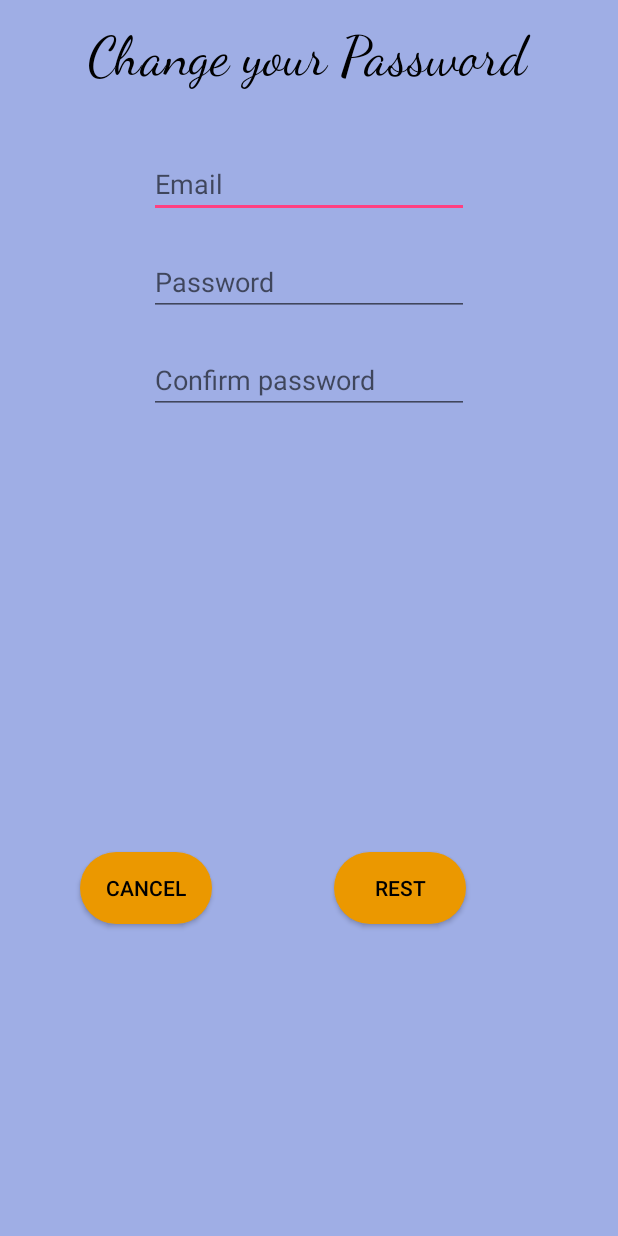
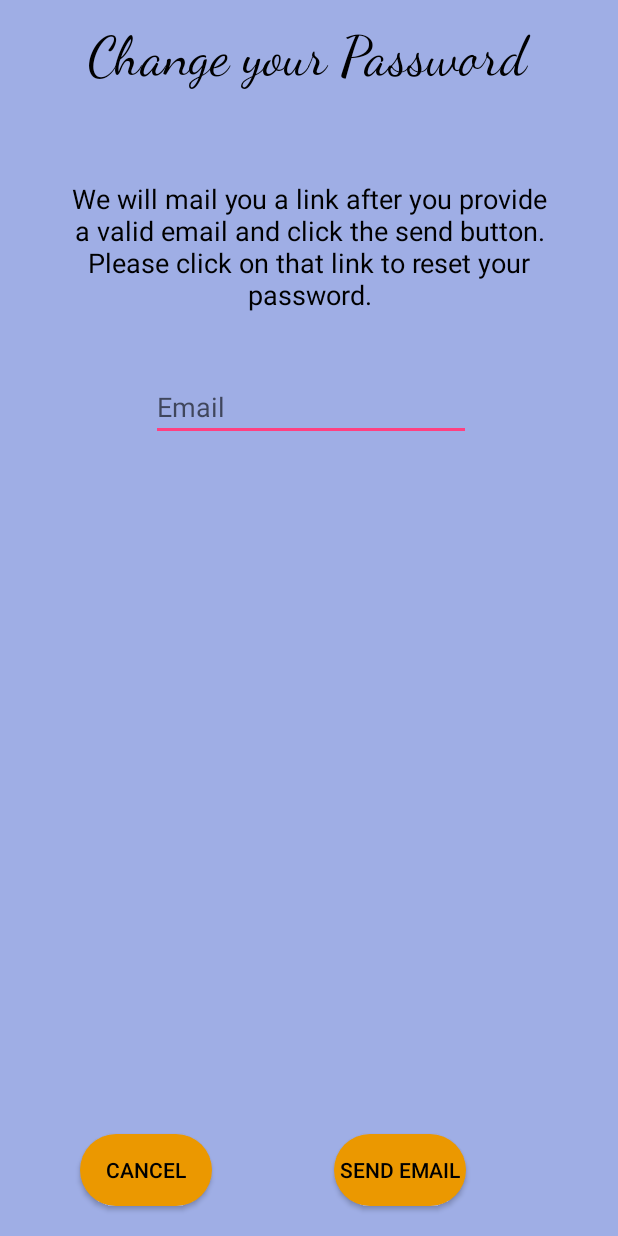
Before and after one commit to JDevs10/Shopping-Drive, an Android app: the ChangePWD screen opened directly, with no data from a screen before it, on a phone screen of 412 x 824 dp. Run offline under Robolectric (Android 15) with nearby library versions, the phone set to English and light mode, and no system bars; our stand-ins replace Firebase (no records; nobody signed in at launch, a user with empty details on screens opened directly).

Commit message:
- documentation updated... - longing system improved - The ChangePWD feature is completed - strings.xml updated

```diff
--- a/app/app/src/main/java/com/example/j_lds/shoppingdrive/ChangePWD.java
+++ b/app/app/src/main/java/com/example/j_lds/shoppingdrive/ChangePWD.java
@@ -1,6 +1,7 @@
 package com.example.j_lds.shoppingdrive;
 
 import android.content.Intent;
+import android.support.annotation.NonNull;
 import android.support.v7.app.AppCompatActivity;
 import android.os.Bundle;
 import android.view.View;
@@ -9,11 +10,17 @@ import android.widget.Button;
 import android.widget.EditText;
 import android.widget.Toast;
 
+import com.google.android.gms.tasks.OnCompleteListener;
+import com.google.android.gms.tasks.Task;
+import com.google.firebase.auth.FirebaseAuth;
+
 public class ChangePWD extends AppCompatActivity {
 
-    private EditText email_et, pwd_et, cpwd_et;
+    private EditText email_et;
     private Button cancel, rest;
-    private String email_st, pwd_st, cpwd_st;
+    private String email_st;
+
+    private FirebaseAuth mAuth;
 
     @Override
     protected void onCreate(Bundle savedInstanceState) {
@@ -27,11 +34,11 @@ public class ChangePWD extends AppCompatActivity {
 
         //..........................................................................................
         email_et = findViewById(R.id.editText_change_pwd_email);
-        pwd_et = findViewById(R.id.editText_change_pwd_pwd);
-        cpwd_et = findViewById(R.id.editText_change_pwd_cPWD);
 
         cancel = findViewById(R.id.button_change_pwd_cancel);
         rest = findViewById(R.id.button_change_pwd_rest);
+
+        mAuth = FirebaseAuth.getInstance();
 
         cancel.setOnClickListener(new View.OnClickListener() {
             @Override
@@ -45,7 +52,26 @@ public class ChangePWD extends AppCompatActivity {
         rest.setOnClickListener(new View.OnClickListener() {
             @Override
             public void onClick(View v) {
-                Toast.makeText(getBaseContext(), " password rested... back to login", Toast.LENGTH_SHORT).show();
+                email_st = email_et.getText().toString().trim();
+
+                if (email_st.isEmpty()){
+                    Toast.makeText(ChangePWD.this, "Please write a valid email", Toast.LENGTH_SHORT).show();
+                }else {
+                    mAuth.sendPasswordResetEmail(email_st).addOnCompleteListener(new OnCompleteListener<Void>() {
+                        @Override
+                        public void onComplete(@NonNull Task<Void> task) {
+                            if (task.isSuccessful()){
+                                Toast.makeText(ChangePWD.this, "Please check your "+email_st+" account...", Toast.LENGTH_SHORT).show();
+
+                                Intent intent= new Intent(ChangePWD.this, Login.class);
+                                startActivity(intent);
+                            }else{
+                                String error = task.getException().toString();
+                                Toast.makeText(ChangePWD.this, "ERROR Occurred ::\n"+error, Toast.LENGTH_LONG).show();
+                            }
+                        }
+                    });
+                }
             }
         });
     }
--- a/app/app/src/main/java/com/example/j_lds/shoppingdrive/Login.java
+++ b/app/app/src/main/java/com/example/j_lds/shoppingdrive/Login.java
@@ -29,6 +29,8 @@ public class Login extends AppCompatActivity {
 
     private FirebaseAuth mAuth;
     private FirebaseUser currentUser;
+
+    private int tries = 0;
 
     @Override
     protected void onCreate(Bundle savedInstanceState) {
@@ -89,6 +91,7 @@ public class Login extends AppCompatActivity {
                 .addOnCompleteListener(this, new OnCompleteListener<AuthResult>() {
                     @Override
                     public void onComplete(@NonNull Task<AuthResult> task) {
+                        if(tries < 3){
                             if (task.isSuccessful()) {
                                 // Sign in success, update UI with the signed-in user's information
                                 currentUser = mAuth.getCurrentUser();
@@ -100,10 +103,12 @@ public class Login extends AppCompatActivity {
 
                             } else {
                                 // If sign in fails, display a message to the user.
+                                tries++;
                                 Toast.makeText(Login.this, "Authentication failed.", Toast.LENGTH_SHORT).show();
                             }
-
-                        // ...
+                        }else {
+                            Toast.makeText(Login.this, "Authentication failed.\nWe advise you to reset your password", Toast.LENGTH_SHORT).show();
+                        }
                     }
                 });
     }
--- a/app/app/src/main/res/layout/activity_change_pwd.xml
+++ b/app/app/src/main/res/layout/activity_change_pwd.xml
@@ -16,7 +16,7 @@
         android:layout_marginRight="18dp"
         android:layout_marginStart="18dp"
         android:layout_marginTop="16dp"
-        android:text="Change your Password"
+        android:text="@string/change_your_password"
         android:textColor="@color/color_dark"
         android:textSize="36sp"
         app:fontFamily="cursive"
@@ -38,42 +38,9 @@
         android:inputType="textEmailAddress"
         android:textColor="@color/color_dark"
         app:layout_constraintEnd_toEndOf="parent"
+        app:layout_constraintHorizontal_bias="0.516"
         app:layout_constraintStart_toStartOf="parent"
-        app:layout_constraintTop_toBottomOf="@+id/textView_change_pwd_changePWD_title" />
-
-    <EditText
-        android:id="@+id/editText_change_pwd_pwd"
-        android:layout_width="wrap_content"
-        android:layout_height="wrap_content"
-        android:layout_marginEnd="54dp"
-        android:layout_marginLeft="53dp"
-        android:layout_marginRight="54dp"
-        android:layout_marginStart="53dp"
-        android:layout_marginTop="20dp"
-        android:ems="10"
-        android:hint="@string/password"
-        android:inputType="textPassword"
-        android:textColor="@color/color_dark"
-        app:layout_constraintEnd_toEndOf="parent"
-        app:layout_constraintStart_toStartOf="parent"
-        app:layout_constraintTop_toBottomOf="@+id/editText_change_pwd_email" />
-
-    <EditText
-        android:id="@+id/editText_change_pwd_cPWD"
-        android:layout_width="wrap_content"
-        android:layout_height="wrap_content"
-        android:layout_marginEnd="54dp"
-        android:layout_marginLeft="53dp"
-        android:layout_marginRight="54dp"
-        android:layout_marginStart="53dp"
-        android:layout_marginTop="20dp"
-        android:ems="10"
-        android:hint="@string/confirm_password"
-        android:inputType="textPassword"
-        android:textColor="@color/color_dark"
-        app:layout_constraintEnd_toEndOf="parent"
-        app:layout_constraintStart_toStartOf="parent"
-        app:layout_constraintTop_toBottomOf="@+id/editText_change_pwd_pwd" />
+        app:layout_constraintTop_toBottomOf="@+id/textView_change_PWD_info" />
 
     <Button
         android:id="@+id/button_change_pwd_rest"
@@ -84,14 +51,12 @@
         android:layout_marginLeft="35dp"
         android:layout_marginRight="56dp"
         android:layout_marginStart="35dp"
-        android:layout_marginTop="104dp"
         android:background="@drawable/round_edge_button"
-        android:text="Rest"
+        android:text="@string/send_email"
         android:textColor="@color/color_dark"
         app:layout_constraintBottom_toBottomOf="parent"
         app:layout_constraintEnd_toEndOf="parent"
-        app:layout_constraintStart_toEndOf="@+id/button_change_pwd_cancel"
-        app:layout_constraintTop_toBottomOf="@+id/editText_change_pwd_cPWD" />
+        app:layout_constraintStart_toEndOf="@+id/button_change_pwd_cancel" />
 
     <Button
         android:id="@+id/button_change_pwd_cancel"
@@ -100,11 +65,26 @@
         android:layout_marginBottom="20dp"
         android:layout_marginLeft="53dp"
         android:layout_marginStart="53dp"
-        android:layout_marginTop="104dp"
         android:background="@drawable/round_edge_button"
-        android:text="Cancel"
+        android:text="@string/cancel"
         android:textColor="@color/color_dark"
         app:layout_constraintBottom_toBottomOf="parent"
+        app:layout_constraintStart_toStartOf="parent" />
+
+    <TextView
+        android:id="@+id/textView_change_PWD_info"
+        android:layout_width="324dp"
+        android:layout_height="wrap_content"
+        android:layout_marginEnd="30dp"
+        android:layout_marginLeft="30dp"
+        android:layout_marginRight="30dp"
+        android:layout_marginStart="30dp"
+        android:layout_marginTop="60dp"
+        android:gravity="center"
+        android:text="@string/change_PWD_info"
+        android:textColor="@android:color/black"
+        android:textSize="18sp"
+        app:layout_constraintEnd_toEndOf="parent"
         app:layout_constraintStart_toStartOf="parent"
-        app:layout_constraintTop_toBottomOf="@+id/editText_change_pwd_cPWD" />
+        app:layout_constraintTop_toBottomOf="@+id/textView_change_pwd_changePWD_title" />
 </android.support.constraint.ConstraintLayout>
--- a/app/app/src/main/res/values/strings.xml
+++ b/app/app/src/main/res/values/strings.xml
@@ -27,13 +27,17 @@
     <string name="articles">Articles</string>
     <string name="checkout">Checkout</string>
     <string name="ordered">Ordered</string>
-    <string name="textView_checkout_p2_info">We\'ve got your order. Your Items will be ready-delivered within 3-7 minutes</string>
+    <string name="textView_checkout_p2_info">We\'ve got your order. Your Items will be ready–delivered within 3-7 minutes</string>
     <string name="continue_shopping">Continue Shopping</string>
     <string name="textView_checkout_info">Enter your password to confirm your order</string>
     <string name="confirm_oder">Confirm Oder</string>
     <string name="my_basket">My Basket</string>
     <string name="send_my_order">Send My Order</string>
     <string name="username">Username</string>
+    <string name="change_your_password">Change your Password</string>
+    <string name="cancel">Cancel</string>
+    <string name="change_PWD_info">We will mail you a link after you provide a valid email and click the send button. Please click on that link to reset your password.</string>
+    <string name="send_email">Send Email</string>
 
     <string-array name="roles">
         <item>Select role</item>
```
Also changed, not shown: 7 other files. Lines whose indentation alone changed are shown as unchanged.
